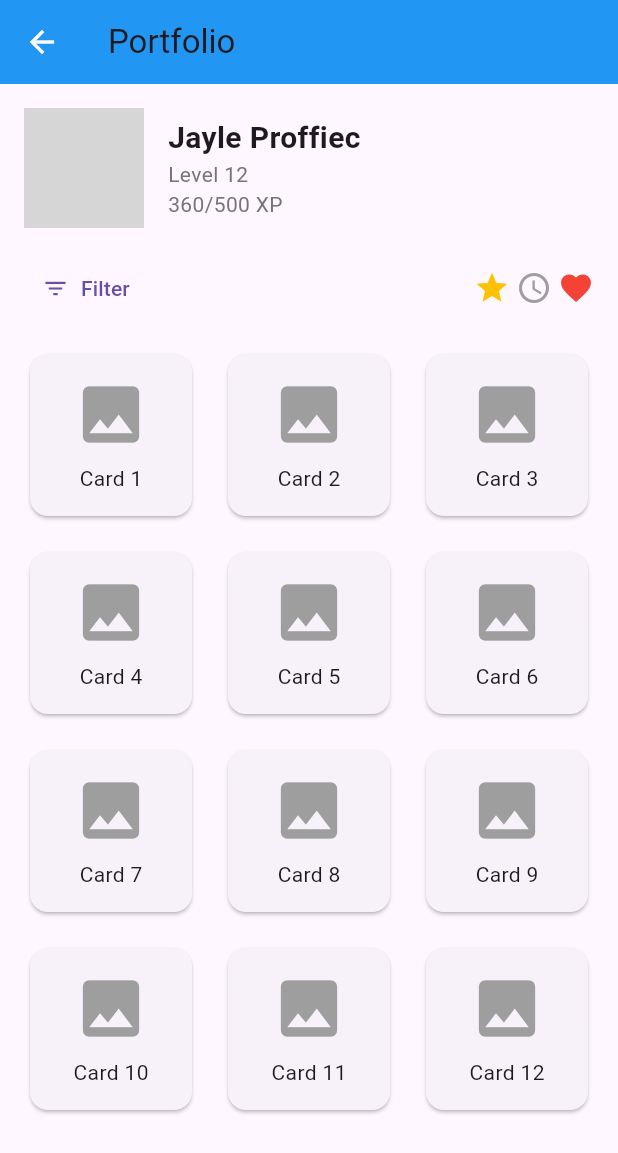
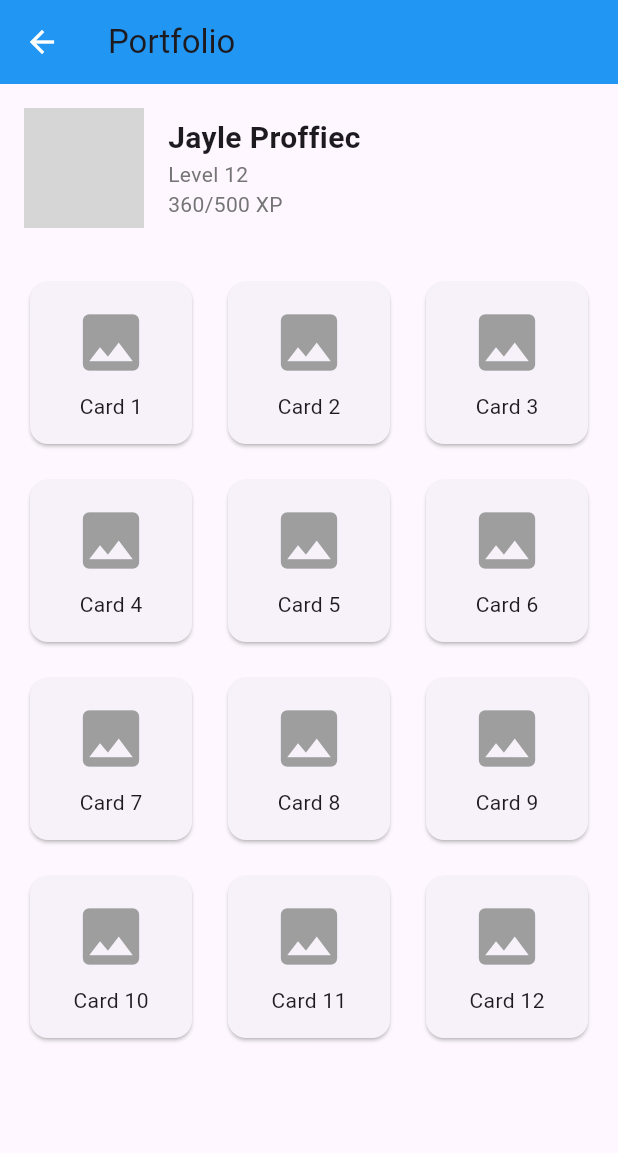
Before and after one commit to llau9/TCGDex, a Flutter app: the PortfolioPage screen opened directly, on a phone screen of 412 x 824 dp. Shown: the top 1153 px of the screen. Run offline on Flutter 3.47's test engine with Material 3 defaults, Android fonts, the phone set to English and light mode, and no system bars; our stand-ins replace camera, firebase_auth, firebase_core; accounts and stored records are empty; grey boxes are pictures that could not be loaded.

Commit message:
Adjusted some code for UI fixes

```diff
--- a/my_app/lib/market_page.dart
+++ b/my_app/lib/market_page.dart
@@ -4,11 +4,11 @@ import 'profile_page.dart'; // Ensure this import is added
 class MarketPage extends StatelessWidget {
   const MarketPage({super.key});
 
- @override
+  @override
   Widget build(BuildContext context) {
     return Scaffold(
       appBar: AppBar(
-        title: const Text('Camera'),
+        title: const Text('TCGDex'),
         leading: IconButton(
           icon: const Icon(Icons.search),
           onPressed: () {
--- a/my_app/lib/portfolio_page.dart
+++ b/my_app/lib/portfolio_page.dart
@@ -13,7 +13,6 @@ class PortfolioPage extends StatelessWidget {
         child: Column(
           children: [
             ProfileSection(),
-            FilterAndSymbolsSection(),
             CardsGridSection(),
           ],
         ),
@@ -42,36 +41,6 @@ class ProfileSection extends StatelessWidget {
               const Text('Jayle Proffiec', style: TextStyle(fontSize: 20.0, fontWeight: FontWeight.bold)),
               Text('Level 12', style: TextStyle(color: Colors.grey[600])),
               Text('360/500 XP', style: TextStyle(color: Colors.grey[600])),
-            ],
-          ),
-        ],
-      ),
-    );
-  }
-}
-
-class FilterAndSymbolsSection extends StatelessWidget {
-  const FilterAndSymbolsSection({super.key});
-
-  @override
-  Widget build(BuildContext context) {
-    return Padding(
-      padding: const EdgeInsets.symmetric(horizontal: 16.0),
-      child: Row(
-        mainAxisAlignment: MainAxisAlignment.spaceBetween,
-        children: [
-          TextButton.icon(
-            onPressed: () {},
-            icon: const Icon(Icons.filter_list),
-            label: const Text('Filter'),
-          ),
-          const Row(
-            children: [
-              Icon(Icons.star, color: Colors.amber),
-              SizedBox(width: 4.0),
-              Icon(Icons.access_time, color: Colors.grey),
-              SizedBox(width: 4.0),
-              Icon(Icons.favorite, color: Colors.red),
             ],
           ),
         ],
```
